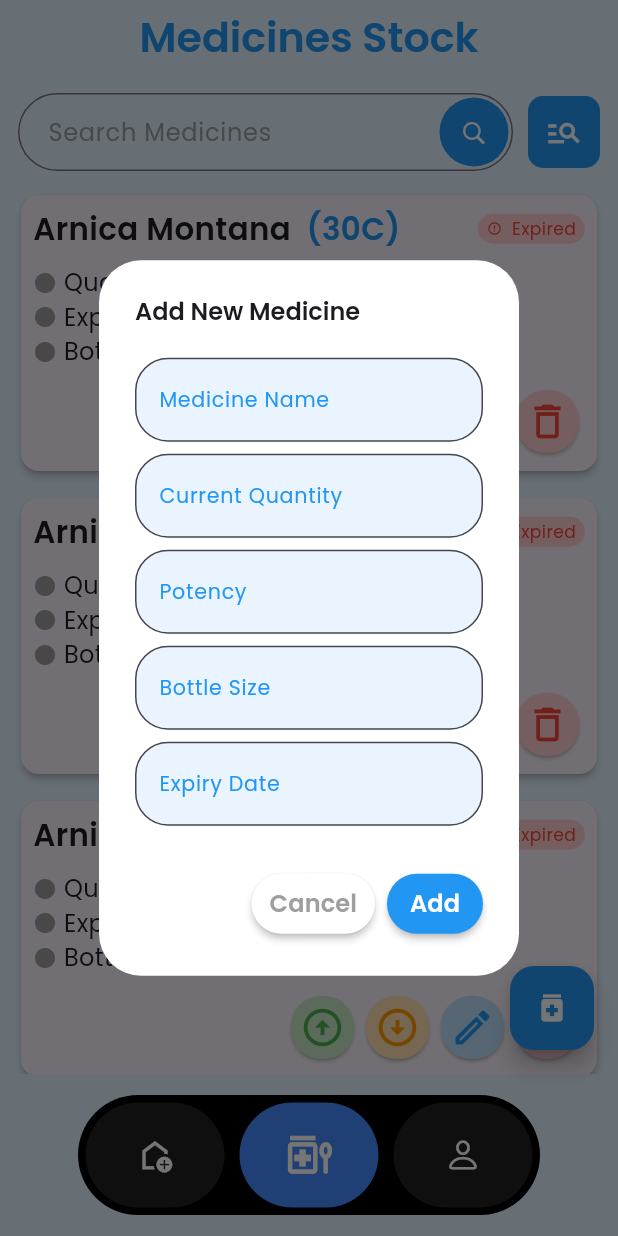
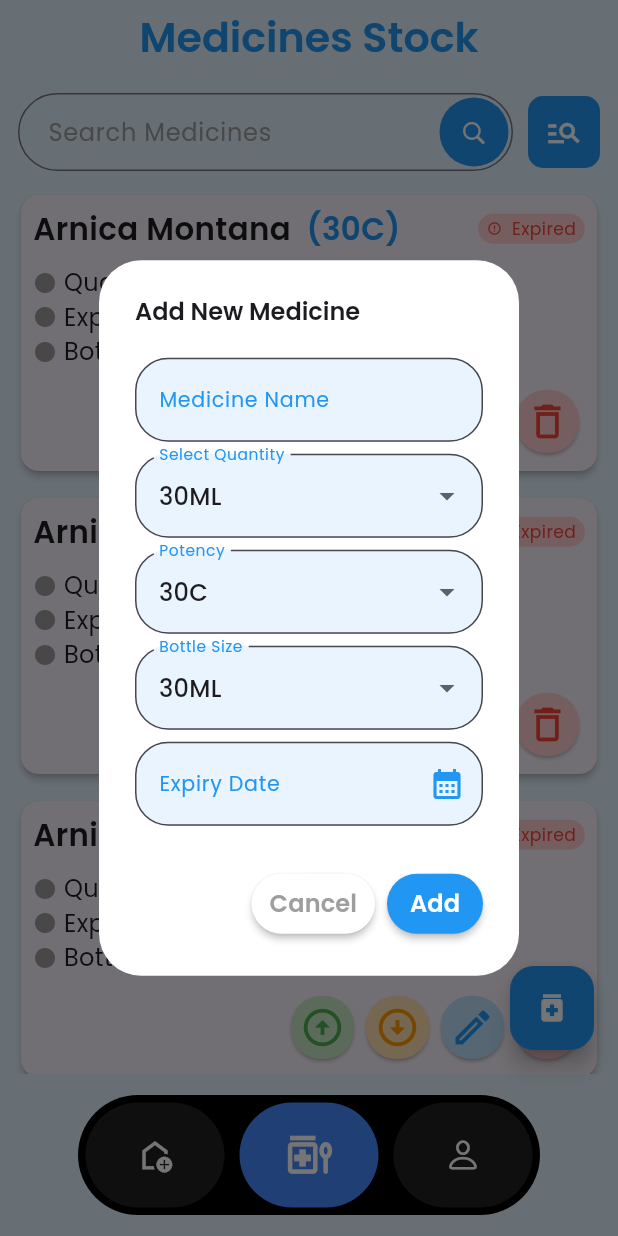
Before and after one commit to inzamam9494/healnixd, a Flutter app: the BottomNavigationMenu screen opened by its route, item 2 of the bottom bar chosen, after a tap on the "medication" icon, on a phone screen of 412 x 824 dp. Run offline on Flutter 3.47's test engine with Material 3 defaults, Android fonts, the phone set to English and light mode, and no system bars; our stand-ins replace firebase_auth, firebase_core, fl_chart, flutter_screenutil, get, google_fonts and 2 more; accounts and stored records are empty; generated files the repository leaves out were written again.

Commit message:
Add MedicinesStock feature with controller, binding, and custom dropdown; enhance stock management UI

```diff
--- /dev/null
+++ b/lib/components/custom_drop_down.dart
@@ -0,0 +1,55 @@
+import 'package:flutter/material.dart';
+import 'package:healnixd/style/text_style.dart';
+
+class CustomDropDown extends StatelessWidget {
+  final List<String> items;
+  final Function(String?)? onChanged;
+  final String? labelText;
+  final String? selectedValue;
+
+  const CustomDropDown({
+    super.key,
+    required this.items,
+    this.onChanged,
+    this.labelText,
+    this.selectedValue,
+  });
+
+  @override
+  Widget build(BuildContext context) {
+    return Container(
+      margin: EdgeInsets.symmetric(vertical: 4),
+      child: DropdownButtonFormField<String>(
+        dropdownColor: Colors.white,
+        initialValue: selectedValue,
+        isDense: true,
+        decoration: InputDecoration(
+          labelText: labelText ?? 'Enter Text',
+          labelStyle: AppTextStyles.kSmall10RegularTextStyle.copyWith(
+            color: Colors.blue,
+          ),
+          fillColor: Colors.blue.withValues(alpha: 0.1),
+          filled: true,
+          focusedBorder: OutlineInputBorder(
+            borderRadius: BorderRadius.circular(22),
+            borderSide: BorderSide(color: Colors.blue),
+          ),
+          border: OutlineInputBorder(
+            borderRadius: BorderRadius.circular(22),
+            borderSide: BorderSide(color: Colors.blue),
+          ),
+        ),
+        items: items.map((element) {
+          return DropdownMenuItem<String>(
+            value: element,
+            child: Text(
+              element,
+              style: AppTextStyles.kCaption12RegularTextStyle,
+            ),
+          );
+        }).toList(),
+        onChanged: onChanged,
+      ),
+    );
+  }
+}
--- a/lib/components/medicine_stock_card.dart
+++ b/lib/components/medicine_stock_card.dart
@@ -192,13 +192,24 @@ Widget medicineStockCard({
   );
 }
 
-Widget addDialogTextField({String? labelText}) {
+Widget addDialogTextField({
+  String? labelText,
+  TextEditingController? controller,
+  VoidCallback? iconTap,
+  IconData? suffixIcon,
+}) {
   return Container(
     margin: EdgeInsets.symmetric(vertical: 4),
     child: TextFormField(
+      controller: controller,
       cursorColor: Colors.blue,
       decoration: InputDecoration(
         labelText: labelText ?? 'Enter Text',
+        suffixIcon: IconButton(onPressed: iconTap,
+            icon: Icon(
+              suffixIcon,
+              color: Colors.blue,
+            )),
         labelStyle: AppTextStyles.kSmall10RegularTextStyle.copyWith(
           color: Colors.blue,
         ),
@@ -225,8 +236,8 @@ Widget dialogButton({
 }) {
   return ElevatedButton(
     style: ElevatedButton.styleFrom(
-      elevation: 2  ,
-      backgroundColor: color?? Colors.blue,
+      elevation: 2,
+      backgroundColor: color ?? Colors.blue,
       shape: RoundedRectangleBorder(borderRadius: BorderRadius.circular(30)),
       padding: EdgeInsets.symmetric(horizontal: 12, vertical: 4),
     ),
@@ -234,7 +245,7 @@ Widget dialogButton({
     child: Text(
       text ?? 'Submit',
       style: AppTextStyles.kCaption12SemiBoldTextStyle.copyWith(
-        color: textColor?? Colors.white,
+        color: textColor ?? Colors.white,
       ),
     ),
   );
--- a/lib/routes/routes.dart
+++ b/lib/routes/routes.dart
@@ -9,6 +9,8 @@ import 'package:healnixd/screens/auth/splash_screen.dart';
 import 'package:healnixd/screens/bottom_bar/bindings/bottom_nav_binding.dart';
 import 'package:healnixd/screens/bottom_bar/bottom_navigation_menu.dart';
 import 'package:healnixd/screens/home/home_screen.dart';
+import 'package:healnixd/screens/medicines/bindings/medicines_stock_binding.dart';
+import 'package:healnixd/screens/medicines/medicines_stock_screen.dart';
 import 'package:healnixd/screens/onboarding/onboarding_slider_screen.dart';
 
 class ApplicationRoutes {
@@ -21,7 +23,7 @@ class ApplicationRoutes {
   static const String onboardingScreen = '/onboarding';
   static const String bottomNavigationMenu = '/bottom-navigation-menu';
   static const String homeScreen = '/home';
-  static const String medicinesScreen = '/medicines';
+  static const String medicinesStockScreen = '/medicines';
   static const String profileScreen = '/profile';
 
   static List<GetPage>? getApplicationPages() => [
@@ -49,5 +51,10 @@ class ApplicationRoutes {
       binding: BottomNavBinding(),
     ),
     GetPage(name: homeScreen, page: () => const HomeScreen()),
+    GetPage(
+      name: medicinesStockScreen,
+      page: () => MedicinesStockScreen(),
+      binding: MedicinesStockBinding(),
+    ),
   ];
 }
--- a/lib/screens/bottom_bar/controller/bottom_nav_controller.dart
+++ b/lib/screens/bottom_bar/controller/bottom_nav_controller.dart
@@ -1,15 +1,14 @@
 import 'package:get/get.dart';
 import 'package:healnixd/screens/home/home_screen.dart';
+import 'package:healnixd/screens/medicines/controller/medicines_stock_controller.dart';
 import 'package:healnixd/screens/medicines/medicines_stock_screen.dart';
 import 'package:healnixd/screens/profile/profile_screen.dart';
 
-class BottomNavController extends GetxController{
+class BottomNavController extends GetxController {
   RxInt currentIndex = 0.obs;
+  final MedicinesStockController medicinesStockController = Get.put(
+    MedicinesStockController(),
+  );
 
-  final screens = [
-    HomeScreen(),
-    MedicinesStockScreen(),
-    ProfileScreen()
-  ];
-
+  final screens = [HomeScreen(), MedicinesStockScreen(), ProfileScreen()];
 }
--- /dev/null
+++ b/lib/screens/medicines/bindings/medicines_stock_binding.dart
@@ -0,0 +1,10 @@
+import 'package:get/get.dart';
+import 'package:healnixd/screens/medicines/controller/medicines_stock_controller.dart';
+
+class MedicinesStockBinding extends Bindings{
+  @override
+  void dependencies() {
+    // lazy + recreated if needed
+    Get.lazyPut<MedicinesStockController>(() => MedicinesStockController(), fenix: true);
+  }
+}
--- /dev/null
+++ b/lib/screens/medicines/controller/medicines_stock_controller.dart
@@ -0,0 +1,10 @@
+import 'package:flutter/material.dart';
+import 'package:get/get.dart';
+
+class MedicinesStockController extends GetxController {
+    var medicineNameController = TextEditingController();
+    var selectQuantity = "30ML".obs;
+    var potency = "30C".obs;
+    var bottleSize = "30ML".obs;
+    var expiryDate = TextEditingController();
+}
```
Also changed, not shown: lib/screens/medicines/medicines_stock_screen.dart (+163 -49 lines).
